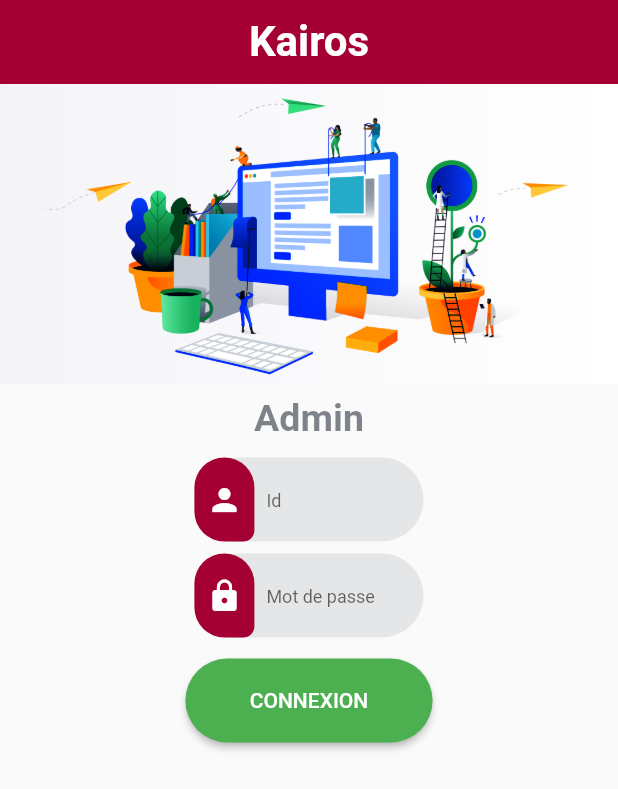
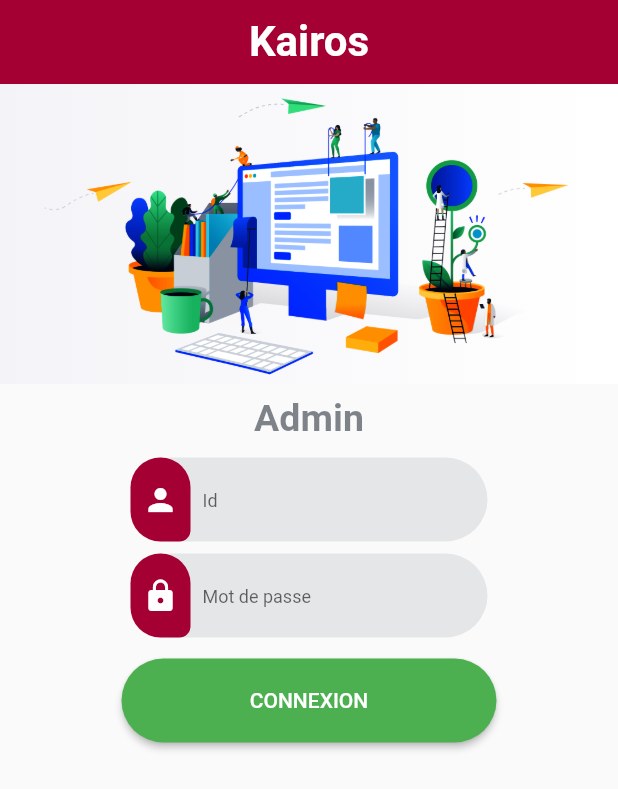
Before and after one commit to kennchiro/kairos-admin-web, a Flutter app: the screen it shows after launch, on a phone screen of 412 x 824 dp. Shown: the top 789 px of the screen. Run offline on Flutter 3.47's test engine with Material 2 defaults, Android fonts, the phone set to English and light mode, and no system bars; our stand-ins replace badges, barcode_widget, cloud_firestore, firebase_core, firebase_storage, flutter_easyloading and 2 more; missing offline and left inert: dart:html, flutter_admin_scaffold; accounts and stored records are empty.

Commit message:
responsive

```diff
--- a/lib/Admin/Client/client_page.dart
+++ b/lib/Admin/Client/client_page.dart
@@ -1,9 +1,8 @@
-import 'package:badges/badges.dart';
+
 import 'package:cloud_firestore/cloud_firestore.dart';
 import 'package:flutter/material.dart';
 import 'package:web_firebase/Admin/Client/widget/client_bar_lateral.dart';
 import 'package:web_firebase/Admin/Client/widget/tile_user.dart';
-import 'package:web_firebase/Widgets/colors.dart';
 import 'package:web_firebase/my_scaffold.dart';
 
 class ClientPage extends StatefulWidget {
@@ -32,7 +31,8 @@ class _ClientPageState extends State<ClientPage> {
                     return snapshot.hasData
                         ? GridView.count(
                           shrinkWrap: true,
-                            crossAxisCount: constraint.maxWidth < 768 ? 2 : 6,
+                            crossAxisCount:
+                            constraint.maxWidth < 768 ? 2 : 6,
                             children: List.generate(snapshot.data!.docs.length,
                                 (index) {
                               return StreamBuilder<QuerySnapshot>(
--- a/lib/Admin/Client/widget/tile_user.dart
+++ b/lib/Admin/Client/widget/tile_user.dart
@@ -19,13 +19,11 @@ class TileUser extends StatefulWidget {
     required this.countOrder,
   }) : super(key: key);
 
-
   @override
   _TileUserState createState() => _TileUserState();
 }
 
 class _TileUserState extends State<TileUser> {
-
   @override
   void initState() {
     super.initState();
@@ -33,6 +31,8 @@ class _TileUserState extends State<TileUser> {
 
   @override
   Widget build(BuildContext context) {
+    return Container(
+      child: LayoutBuilder(builder: (context, constraint) {
         return Padding(
           padding: const EdgeInsets.all(8.0),
           child: Container(
@@ -40,7 +40,8 @@ class _TileUserState extends State<TileUser> {
             height: 170,
             padding: const EdgeInsets.all(6),
             child: Card(
-          shape: RoundedRectangleBorder(borderRadius: BorderRadius.circular(10)),
+              shape: RoundedRectangleBorder(
+                  borderRadius: BorderRadius.circular(10)),
               clipBehavior: Clip.antiAliasWithSaveLayer,
               child: Column(
                 children: [
@@ -88,12 +89,16 @@ class _TileUserState extends State<TileUser> {
                                         : Badge(
                                             position: BadgePosition.topEnd(),
                                             shape: BadgeShape.circle,
-                                          animationDuration:
-                                              const Duration(milliseconds: 800),
+                                            animationDuration: const Duration(
+                                                milliseconds: 800),
                                             animationType:
                                                 BadgeAnimationType.fade,
                                             badgeColor: Colors.red,
-                                          badgeContent: Text(this.widget.countOrder.toString(),
+                                            badgeContent: Text(
+                                                this
+                                                    .widget
+                                                    .countOrder
+                                                    .toString(),
                                                 style: TextStyle(
                                                     color: Colors.white,
                                                     fontSize: 10)),
@@ -101,8 +106,7 @@ class _TileUserState extends State<TileUser> {
                                               Icons.shopping_cart,
                                               color: AppColors.PRIMARY_COLOR,
                                             ),
-                                        )
-                              ),
+                                          )),
                               ),
                               IconButton(
                                 onPressed: () {},
@@ -125,5 +129,7 @@ class _TileUserState extends State<TileUser> {
             ),
           ),
         );
+      }),
+    );
   }
 }
--- a/lib/Admin/LoginPage/Admin_SignIn_Screen.dart
+++ b/lib/Admin/LoginPage/Admin_SignIn_Screen.dart
@@ -1,4 +1,3 @@
-import 'package:cloud_firestore/cloud_firestore.dart';
 import 'package:flutter/material.dart';
 import 'package:flutter_easyloading/flutter_easyloading.dart';
 import 'package:web_firebase/Admin/LoginPage/widget/custom_text_field.dart';
@@ -42,9 +41,9 @@ class _AdminSignInScreenState extends State<AdminSignInScreen> {
 
   @override
   Widget build(BuildContext context) {
-
     return SingleChildScrollView(
-      child: Column(
+    child: LayoutBuilder(builder: (context, constraint) {
+      return Column(
         mainAxisAlignment: MainAxisAlignment.center,
         crossAxisAlignment: CrossAxisAlignment.center,
         children: [
@@ -74,10 +73,8 @@ class _AdminSignInScreenState extends State<AdminSignInScreen> {
             ),
           ),
           Container(
-            width: MediaQuery.of(context).size.width /2.5,
-            child:  Column(
-              mainAxisSize: MainAxisSize.max, children: [
-
+            width: constraint.maxWidth > 768 ? 400 : 250,
+            child: Column(mainAxisSize: MainAxisSize.max, children: [
               Form(
                 key: _formKey,
                 child: Column(
@@ -124,7 +121,7 @@ class _AdminSignInScreenState extends State<AdminSignInScreen> {
             ]),
           ),
         ],
-      ),
       );
+    }));
   }
 }
```
Lines whose indentation alone changed are shown as unchanged.
